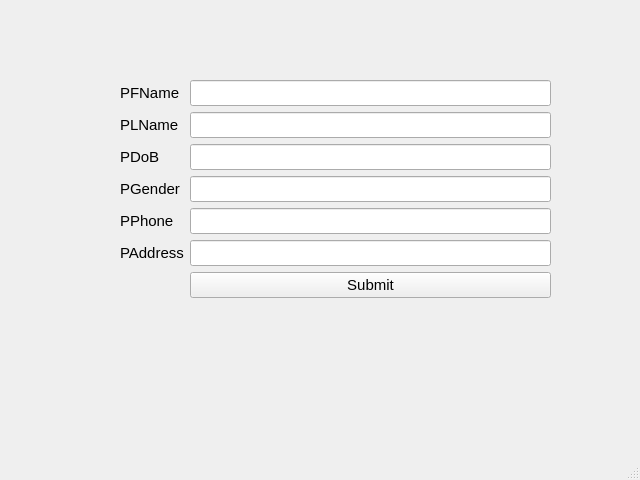
Before: the Qt Designer form insert.ui in anthonyhungnguyen/redesigned-engine, drawn with Qt 5.
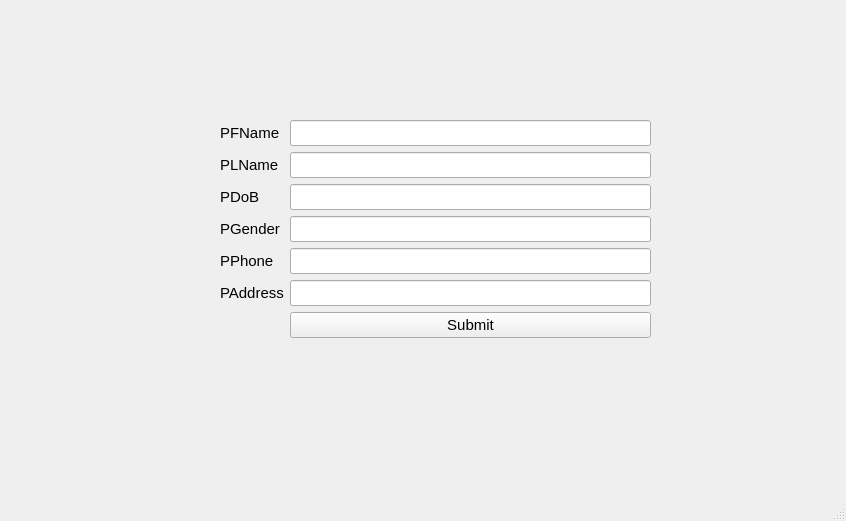
After: the same form once the commit is applied.

Patch:
```diff
--- a/insert.ui
+++ b/insert.ui
@@ -6,8 +6,8 @@
    <rect>
     <x>0</x>
     <y>0</y>
-    <width>640</width>
-    <height>480</height>
+    <width>846</width>
+    <height>521</height>
    </rect>
   </property>
   <property name="windowTitle">
@@ -17,10 +17,10 @@
    <widget class="QWidget" name="formLayoutWidget">
     <property name="geometry">
      <rect>
-      <x>120</x>
-      <y>80</y>
+      <x>220</x>
+      <y>120</y>
       <width>431</width>
-      <height>264</height>
+      <height>231</height>
      </rect>
     </property>
     <property name="font">
```
Left out of the diff: 4 changed lines with no effect on the pictures.
